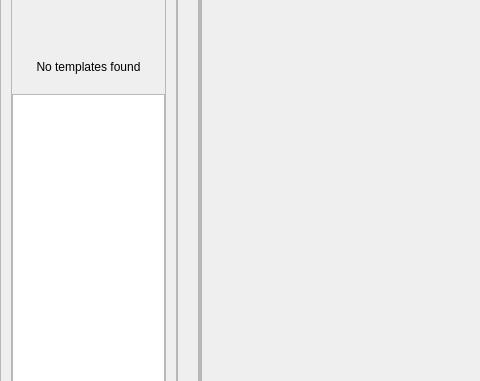
KrazyManJ/templatoron, file app/design/main_window.ui: the form before one commit; both pictures show x 0 to 480 and y 142 to 523 of the 1200 by 800 pixel window.
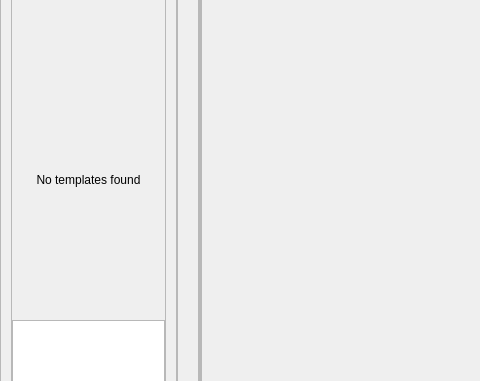
The form after the commit. Icons and pictures are not drawn.

Commit message: Updated categories to be determined with folders, not attributes in json, updated "No templates found" text to not shift buttons

The edit to the form file:
```diff
--- a/app/design/main_window.ui
+++ b/app/design/main_window.ui
@@ -306,6 +306,12 @@
          </item>
          <item>
           <widget class="QLabel" name="NoTemplatesFoundLabel">
+           <property name="sizePolicy">
+            <sizepolicy hsizetype="Expanding" vsizetype="Expanding">
+             <horstretch>0</horstretch>
+             <verstretch>0</verstretch>
+            </sizepolicy>
+           </property>
            <property name="text">
             <string>No templates found</string>
            </property>
```
The commit also changes 2 other files.
